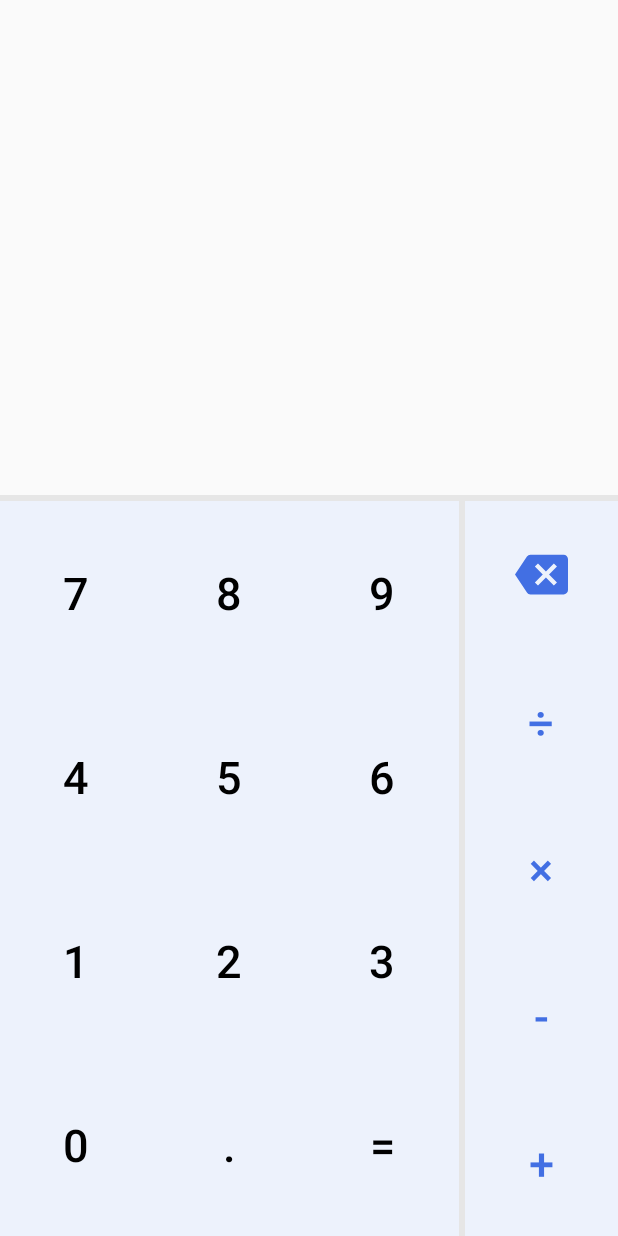
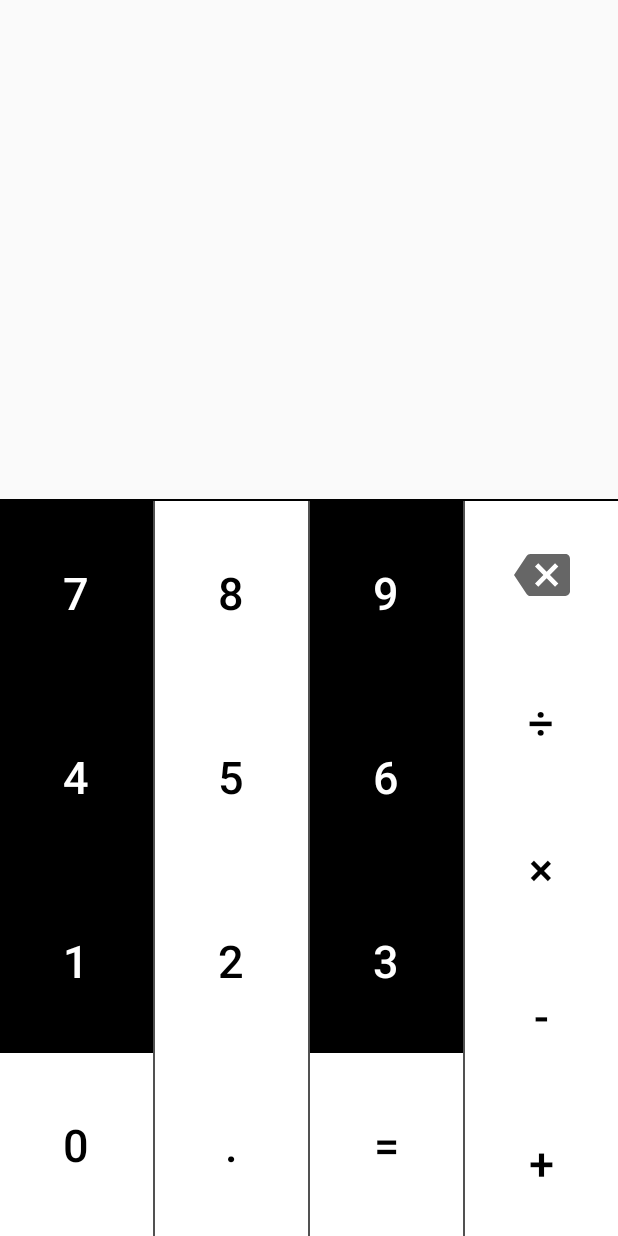
Before and after one commit to hayashi-h-s/CalculatorApp_android_java, an Android app: the screen it shows after launch (MainActivity), on a phone screen of 412 x 824 dp. Run offline under Robolectric (Android 15) with nearby library versions, the phone set to English and light mode, and no system bars.

Commit message:
追加 ボタンのUIを鍵盤のように修正

```diff
--- a/CalculatorApp/app/src/main/res/drawable/ic_baseline_backspace_24.xml
+++ b/CalculatorApp/app/src/main/res/drawable/ic_baseline_backspace_24.xml
@@ -1,5 +1,5 @@
-<vector android:height="35dp" android:tint="#426FE3"
+<vector android:height="37dp" android:tint="?attr/colorControlNormal"
     android:viewportHeight="24" android:viewportWidth="24"
-    android:width="35dp" xmlns:android="http://schemas.android.com/apk/res/android">
+    android:width="37dp" xmlns:android="http://schemas.android.com/apk/res/android">
     <path android:fillColor="@android:color/white" android:pathData="M22,3L7,3c-0.69,0 -1.23,0.35 -1.59,0.88L0,12l5.41,8.11c0.36,0.53 0.9,0.89 1.59,0.89h15c1.1,0 2,-0.9 2,-2L24,5c0,-1.1 -0.9,-2 -2,-2zM19,15.59L17.59,17 14,13.41 10.41,17 9,15.59 12.59,12 9,8.41 10.41,7 14,10.59 17.59,7 19,8.41 15.41,12 19,15.59z"/>
 </vector>
--- a/CalculatorApp/app/src/main/res/layout/activity_calc.xml
+++ b/CalculatorApp/app/src/main/res/layout/activity_calc.xml
@@ -15,8 +15,8 @@
     <TextView
         android:id="@+id/tvFormula"
         android:layout_width="match_parent"
-        android:layout_height="100dp"
-        android:layout_marginBottom="650dp"
+        android:layout_height="90dp"
+        android:layout_marginBottom="550dp"
         android:autoSizeMinTextSize="17dp"
         android:autoSizeTextType="uniform"
         android:gravity="center|end"
@@ -24,7 +24,7 @@
         android:paddingLeft="25dp"
         android:paddingRight="25dp"
         android:text="@string/formula_text"
-        android:textColor="@color/colorTextBlack"
+        android:textColor="@color/colorBlack"
         android:textSize="65dp"
         app:autoSizeMaxTextSize="65dp"
         app:layout_constraintBottom_toBottomOf="parent"
@@ -35,11 +35,12 @@
     <TextView
         android:id="@+id/tvResult"
         android:layout_width="match_parent"
-        android:layout_height="65dp"
+        android:layout_height="60dp"
+        android:layout_marginBottom="20dp"
         android:text="@string/formula_text"
         android:gravity="center|end"
         android:paddingLeft="25dp"
-        android:paddingRight="25dp"
+        android:paddingRight="35dp"
         android:autoSizeMinTextSize="17dp"
         app:autoSizeMaxTextSize="25dp"
         android:autoSizeTextType="uniform"
@@ -53,8 +54,8 @@
     <View
         android:id="@+id/topBorder"
         android:layout_width="match_parent"
-        android:layout_height="4dp"
-        android:background="@color/colorBorderLine"
+        android:layout_height="1dp"
+        android:background="@color/colorBlack"
         app:layout_constraintBottom_toTopOf="@+id/linearLayout"
         app:layout_constraintEnd_toEndOf="parent"
         app:layout_constraintHorizontal_bias="1.0"
@@ -83,9 +84,9 @@
                 android:layout_width="match_parent"
                 android:layout_height="match_parent"
                 android:layout_weight="1"
-                android:background="@color/colorBackGround"
+                android:background="@color/colorBlack"
                 android:text="7"
-                android:textColor="@color/colorTextBlack"
+                android:textColor="@color/colorWhite"
                 android:textSize="30sp" />
 
             <Button
@@ -94,9 +95,9 @@
                 android:layout_width="match_parent"
                 android:layout_height="match_parent"
                 android:layout_weight="1"
-                android:background="@color/colorBackGround"
+                android:background="@color/colorBlack"
                 android:text="4"
-                android:textColor="@color/colorTextBlack"
+                android:textColor="@color/colorWhite"
                 android:textSize="30sp" />
 
             <Button
@@ -105,9 +106,9 @@
                 android:layout_width="match_parent"
                 android:layout_height="match_parent"
                 android:layout_weight="1"
-                android:background="@color/colorBackGround"
+                android:background="@color/colorBlack"
                 android:text="1"
-                android:textColor="@color/colorTextBlack"
+                android:textColor="@color/colorWhite"
                 android:textSize="30sp" />
 
             <Button
@@ -116,12 +117,18 @@
                 android:layout_width="match_parent"
                 android:layout_height="match_parent"
                 android:layout_weight="1"
-                android:background="@color/colorBackGround"
+                android:background="@color/colorWhite"
                 android:text="0"
-                android:textColor="@color/colorTextBlack"
+                android:textColor="@color/colorBlack"
                 android:textSize="30sp" />
 
         </LinearLayout>
+
+        <View
+            android:id="@+id/ruledLine"
+            android:layout_width="1dp"
+            android:layout_height="match_parent"
+            android:background="@color/colorGray" />
 
         <LinearLayout
             android:layout_width="match_parent"
@@ -136,9 +143,9 @@
                 android:layout_width="match_parent"
                 android:layout_height="match_parent"
                 android:layout_weight="1"
-                android:background="@color/colorBackGround"
+                android:background="@color/colorWhite"
                 android:text="8"
-                android:textColor="@color/colorTextBlack"
+                android:textColor="@color/colorBlack"
                 android:textSize="30sp" />
 
             <Button
@@ -147,9 +154,9 @@
                 android:layout_width="match_parent"
                 android:layout_height="match_parent"
                 android:layout_weight="1"
-                android:background="@color/colorBackGround"
+                android:background="@color/colorWhite"
                 android:text="5"
-                android:textColor="@color/colorTextBlack"
+                android:textColor="@color/colorBlack"
                 android:textSize="30sp" />
 
             <Button
@@ -158,9 +165,9 @@
                 android:layout_width="match_parent"
                 android:layout_height="match_parent"
                 android:layout_weight="1"
-                android:background="@color/colorBackGround"
+                android:background="@color/colorWhite"
                 android:text="2"
-                android:textColor="@color/colorTextBlack"
+                android:textColor="@color/colorBlack"
                 android:textSize="30sp" />
 
             <Button
@@ -169,12 +176,18 @@
                 android:layout_width="match_parent"
                 android:layout_height="match_parent"
                 android:layout_weight="1"
-                android:background="@color/colorBackGround"
+                android:background="@color/colorWhite"
                 android:text="."
-                android:textColor="@color/colorTextBlack"
+                android:textColor="@color/colorBlack"
                 android:textSize="30sp" />
 
         </LinearLayout>
+
+        <View
+            android:id="@+id/ruledLine"
+            android:layout_width="1dp"
+            android:layout_height="match_parent"
+            android:background="@color/colorGray" />
 
         <LinearLayout
             android:layout_width="match_parent"
@@ -189,9 +202,9 @@
                 android:layout_width="match_parent"
                 android:layout_height="match_parent"
                 android:layout_weight="1"
-                android:background="@color/colorBackGround"
+                android:background="@color/colorBlack"
                 android:text="9"
-                android:textColor="@color/colorTextBlack"
+                android:textColor="@color/colorWhite"
                 android:textSize="30sp" />
 
             <Button
@@ -200,9 +213,9 @@
                 android:layout_width="match_parent"
                 android:layout_height="match_parent"
                 android:layout_weight="1"
-                android:background="@color/colorBackGround"
+                android:background="@color/colorBlack"
                 android:text="6"
-                android:textColor="@color/colorTextBlack"
+                android:textColor="@color/colorWhite"
                 android:textSize="30sp" />
 
             <Button
@@ -211,9 +224,9 @@
                 android:layout_width="match_parent"
                 android:layout_height="match_parent"
                 android:layout_weight="1"
-                android:background="@color/colorBackGround"
+                android:background="@color/colorBlack"
                 android:text="3"
-                android:textColor="@color/colorTextBlack"
+                android:textColor="@color/colorWhite"
                 android:textSize="30sp" />
 
             <Button
@@ -222,9 +235,9 @@
                 android:layout_width="match_parent"
                 android:layout_height="match_parent"
                 android:layout_weight="1"
-                android:background="@color/colorBackGround"
+                android:background="@color/colorWhite"
                 android:text="="
-                android:textColor="@color/colorTextBlack"
+                android:textColor="@color/colorBlack"
                 android:textSize="30sp" />
 
         </LinearLayout>
@@ -232,9 +245,9 @@
 
         <View
             android:id="@+id/ruledLine"
-            android:layout_width="4dp"
+            android:layout_width="1dp"
             android:layout_height="match_parent"
-            android:background="@color/colorBorderLine" />
+            android:background="@color/colorGray" />
 
         <LinearLayout
             android:layout_width="match_parent"
@@ -253,9 +266,9 @@
                     android:layout_width="match_parent"
                     android:layout_height="match_parent"
                     android:layout_weight="1"
-                    android:background="@color/colorBackGround"
+                    android:background="@color/colorWhite"
                     android:text="C"
-                    android:textColor="@color/colorTextBlue"
+                    android:textColor="@color/colorBlack"
                     android:textSize="30sp" />
 
                 <ImageButton
@@ -263,7 +276,7 @@
                     android:layout_width="match_parent"
                     android:layout_height="match_parent"
                     android:layout_weight="1"
-                    android:background="@color/colorBackGround"
+                    android:background="@color/colorWhite"
                     app:srcCompat="@drawable/ic_baseline_backspace_24" />
             </FrameLayout>
 
@@ -273,9 +286,9 @@
                 android:layout_width="match_parent"
                 android:layout_height="match_parent"
                 android:layout_weight="1"
-                android:background="@color/colorBackGround"
+                android:background="@color/colorWhite"
                 android:text="÷"
-                android:textColor="@color/colorTextBlue"
+                android:textColor="@color/colorBlack"
                 android:textSize="30sp" />
 
             <Button
@@ -284,9 +297,9 @@
                 android:layout_width="match_parent"
                 android:layout_height="match_parent"
                 android:layout_weight="1"
-                android:background="@color/colorBackGround"
+                android:background="@color/colorWhite"
                 android:text="×"
-                android:textColor="@color/colorTextBlue"
+                android:textColor="@color/colorBlack"
                 android:textSize="30sp" />
 
             <Button
@@ -295,9 +308,9 @@
                 android:layout_width="match_parent"
                 android:layout_height="match_parent"
                 android:layout_weight="1"
-                android:background="@color/colorBackGround"
+                android:background="@color/colorWhite"
                 android:text="-"
-                android:textColor="@color/colorTextBlue"
+                android:textColor="@color/colorBlack"
                 android:textSize="30sp" />
 
             <Button
@@ -306,9 +319,9 @@
                 android:layout_width="match_parent"
                 android:layout_height="match_parent"
                 android:layout_weight="1"
-                android:background="@color/colorBackGround"
+                android:background="@color/colorWhite"
                 android:text="+"
-                android:textColor="@color/colorTextBlue"
+                android:textColor="@color/colorBlack"
                 android:textSize="30sp" />
 
         </LinearLayout>
--- a/CalculatorApp/app/src/main/res/values/colors.xml
+++ b/CalculatorApp/app/src/main/res/values/colors.xml
@@ -1,8 +1,8 @@
 <?xml version="1.0" encoding="utf-8"?>
 <resources>
-    <color name="colorTextBlue">#426fe3</color>
-    <color name="colorTextBlack">#000000</color>
-    <color name="colorBackGround">#edf2fc</color>
-    <color name="colorBorderLine">#e6e6e6</color>
-
+    <color name="colorBlue">#426fe3</color>
+    <color name="colorBlack">#000000</color>
+    <color name="colorWhite">#ffffff</color>
+    <color name="colorLightGray">#edf2fc</color>
+    <color name="colorGray">#515151</color>
 </resources>
--- a/CalculatorApp/app/src/main/res/values/styles.xml
+++ b/CalculatorApp/app/src/main/res/values/styles.xml
@@ -1,10 +1,9 @@
 <resources>
     <!-- Base application theme. -->
     <style name="AppTheme" parent="Theme.AppCompat.Light.NoActionBar">
-        <!-- Customize your theme here. -->
-        <item name="colorPrimary">@color/colorTextBlue</item>
-        <item name="colorPrimaryDark">@color/colorTextBlack</item>
-        <item name="colorAccent">@color/colorBackGround</item>
+         Customize your theme here.
+        <item name="colorPrimary">@color/colorBlue</item>
+        <item name="colorPrimaryDark">@color/colorBlack</item>
+        <item name="colorAccent">@color/colorLightGray</item>
     </style>
-
 </resources>
```
